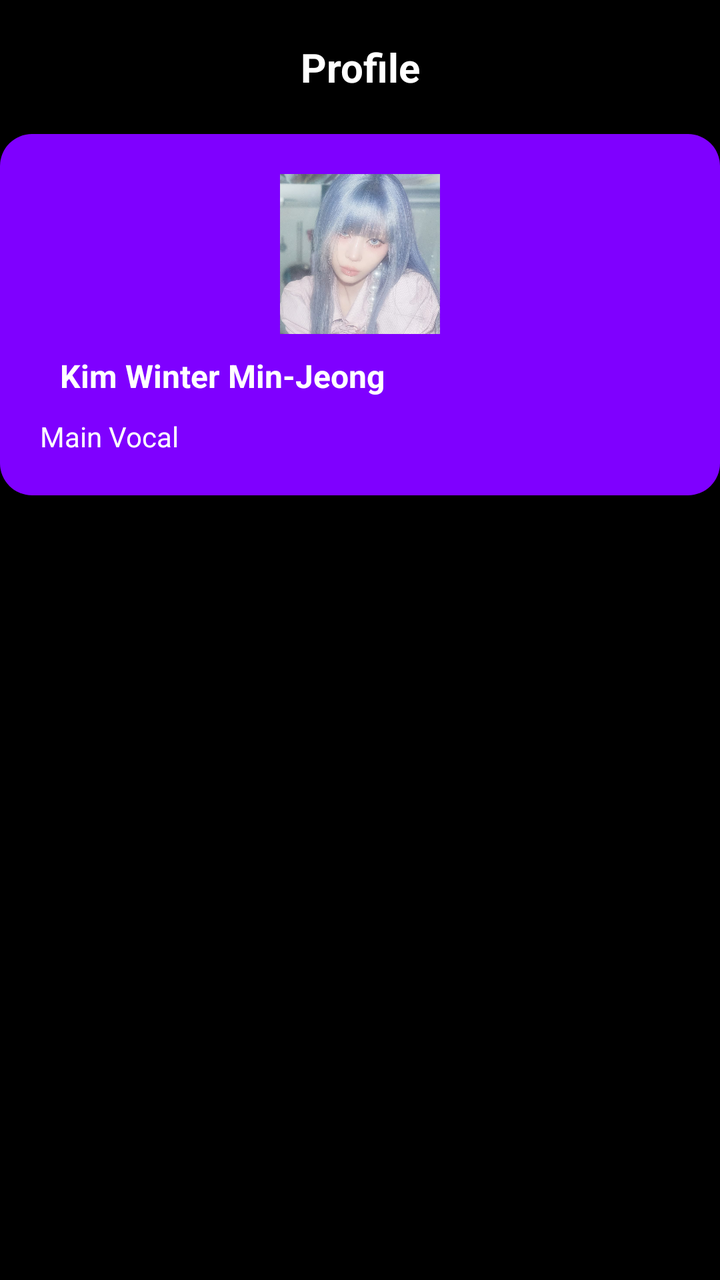
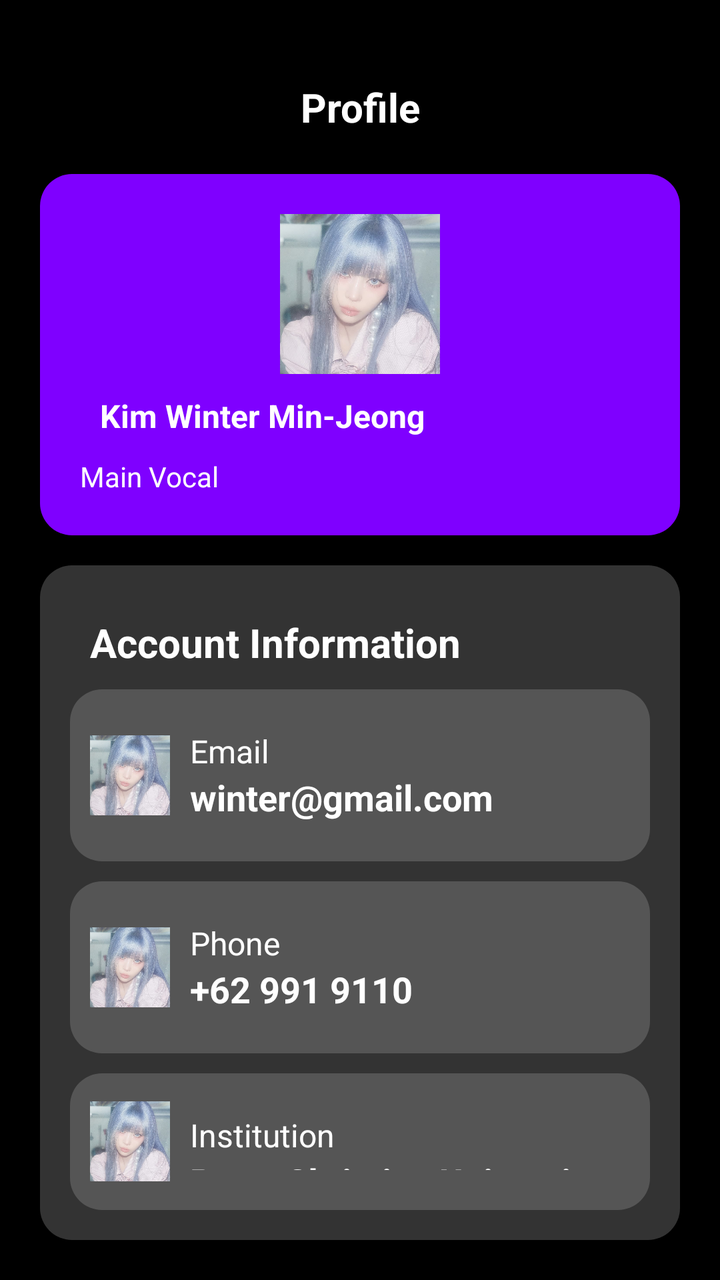

Screens rendered from an Android XML layout before and after an edit, with the pre-edit source and the edit as a unified diff.
<!-- AndroidManifest.xml: application theme Theme.LatianTest -->
<!-- res/layout/activity_main.xml -->
<?xml version="1.0" encoding="utf-8"?>
<LinearLayout xmlns:android="http://schemas.android.com/apk/res/android"
    xmlns:app="http://schemas.android.com/apk/res-auto"
    xmlns:tools="http://schemas.android.com/tools"
    android:id="@+id/main"
    android:layout_width="match_parent"
    android:layout_height="match_parent"
    tools:context=".MainActivity"
    android:orientation="vertical"
    android:background="@color/black">
    
    
    <LinearLayout
        android:layout_width="match_parent"
        android:layout_height="wrap_content"
        android:orientation="vertical"
        android:padding="20dp">
        <TextView
            android:layout_width="match_parent"
            android:layout_height="wrap_content"
            android:text="Profile"
            android:gravity="center"
            android:textAlignment="center"
            android:textStyle="bold"
            android:textSize="20sp"
            android:textColor="#FFFFFF"/>
    </LinearLayout>
    
    <LinearLayout
        android:layout_width="match_parent"
        android:layout_height="wrap_content"
        android:orientation="vertical"
        android:background="@drawable/bg_modern_card_rounded"
        android:padding="20dp">
        <ImageView
            android:layout_width="80dp"
            android:layout_height="80dp"
            android:background="@drawable/shape_profile"
            android:src="@drawable/propil"
            android:layout_gravity="center" />

        <TextView
            android:layout_width="match_parent"
            android:layout_height="wrap_content"
            android:text="Kim Winter Min-Jeong"
            android:textColor="#FFFFFF"
            android:textSize="16sp"
            android:textStyle="bold"
            android:textAlignment="center"
            android:padding="10dp"
            android:layout_gravity="center"/>

        <TextView
            android:layout_width="match_parent"
            android:layout_height="wrap_content"
            android:text="Main Vocal"
            android:textSize="14sp"
            android:textColor="#FFFFFF"
            android:layout_gravity="center"
            android:textAlignment="center"/>

    </LinearLayout>
    
</LinearLayout>
<!-- resources referenced by this layout -->
<resources>
  <color name="black">#FF000000</color>
  <!-- drawable bg_modern_card_rounded (drawable) -->
  <?xml version="1.0" encoding="utf-8"?>
  <shape xmlns:android="http://schemas.android.com/apk/res/android"
      android:shape="rectangle">
      <corners android:radius="16dp"/>
      <solid android:color="#7F00FF"/>
  </shape>
  <!-- drawable propil: jpeg bitmap (drawable, 77477 bytes) -->
  <!-- drawable shape_profile (drawable) -->
  <?xml version="1.0" encoding="utf-8"?>
  <shape xmlns:android="http://schemas.android.com/apk/res/android"
      android:shape="oval">
  </shape>
  <style name="Theme.LatianTest" parent="Base.Theme.LatianTest" />
  <style name="Base.Theme.LatianTest" parent="Theme.Material3.DayNight.NoActionBar">
          
          
      </style>
</resources>

<!-- the commit's change to res/layout/activity_main.xml (unified diff, before → after) -->
@@ -7,7 +7,8 @@
     android:layout_height="match_parent"
     tools:context=".MainActivity"
     android:orientation="vertical"
-    android:background="@color/black">
+    android:background="@color/black"
+    android:padding="20dp">
     
     
     <LinearLayout
@@ -61,4 +62,169 @@
 
     </LinearLayout>
     
+    <LinearLayout
+        android:layout_width="match_parent"
+        android:layout_height="wrap_content"
+        android:orientation="vertical"
+        android:background="@drawable/rounded_card"
+        android:id="@+id/acc_info"
+        android:padding="15dp"
+        android:layout_marginTop="15dp">
+
+        <TextView
+            android:layout_width="match_parent"
+            android:layout_height="wrap_content"
+            android:text="Account Information"
+            android:textStyle="bold"
+            android:textSize="20sp"
+            android:textColor="#FFFFFF"
+            android:padding="10dp"/>
+        
+        <LinearLayout
+            android:layout_width="match_parent"
+            android:layout_height="wrap_content"
+            android:orientation="horizontal"
+            android:background="@drawable/rounded_card2"
+            android:padding="10dp">
+            <ImageView
+                android:layout_width="40dp"
+                android:layout_height="40dp"
+                android:src="@drawable/propil"
+                android:layout_gravity="center"/>
+
+            <LinearLayout
+                android:layout_width="match_parent"
+                android:layout_height="wrap_content"
+                android:orientation="vertical"
+                android:padding="5dp"
+                android:layout_margin="5dp">
+
+                <TextView
+                    android:layout_width="match_parent"
+                    android:layout_height="wrap_content"
+                    android:text="Email"
+                    android:textColor="#FFFFFF"
+                    android:textSize="16sp"/>
+                <TextView
+                    android:layout_width="match_parent"
+                    android:layout_height="wrap_content"
+                    android:id="@+id/email"
+                    android:text="winter@gmail.com"
+                    android:textColor="#FFFFFF"
+                    android:textSize="18sp"
+                    android:textStyle="bold"/>
+            </LinearLayout>
+        </LinearLayout>
+        
+        <LinearLayout
+            android:layout_width="match_parent"
+            android:layout_height="wrap_content"
+            android:orientation="horizontal"
+            android:background="@drawable/rounded_card2"
+            android:padding="10dp"
+            android:layout_marginTop="10dp">
+            <ImageView
+                android:layout_width="40dp"
+                android:layout_height="40dp"
+                android:src="@drawable/propil"
+                android:layout_gravity="center"/>
+
+            <LinearLayout
+                android:layout_width="match_parent"
+                android:layout_height="wrap_content"
+                android:orientation="vertical"
+                android:padding="5dp"
+                android:layout_margin="5dp">
+
+                <TextView
+                    android:layout_width="match_parent"
+                    android:layout_height="wrap_content"
+                    android:text="Phone"
+                    android:textColor="#FFFFFF"
+                    android:textSize="16sp"/>
+                <TextView
+                    android:layout_width="match_parent"
+                    android:layout_height="wrap_content"
+                    android:id="@+id/phone"
+                    android:text="+62 991 9110"
+                    android:textColor="#FFFFFF"
+                    android:textSize="18sp"
+                    android:textStyle="bold"/>
+            </LinearLayout>
+        </LinearLayout>
+        
+        <LinearLayout
+            android:layout_width="match_parent"
+            android:layout_height="wrap_content"
+            android:orientation="horizontal"
+            android:background="@drawable/rounded_card2"
+            android:padding="10dp"
+            android:layout_marginTop="10dp">
+            <ImageView
+                android:layout_width="40dp"
+                android:layout_height="40dp"
+                android:src="@drawable/propil"
+                android:layout_gravity="center"/>
+
+            <LinearLayout
+                android:layout_width="match_parent"
+                android:layout_height="wrap_content"
+                android:orientation="vertical"
+                android:padding="5dp"
+                android:layout_margin="5dp">
+
+                <TextView
+                    android:layout_width="match_parent"
+                    android:layout_height="wrap_content"
+                    android:text="Institution"
+                    android:textColor="#FFFFFF"
+                    android:textSize="16sp"/>
+                <TextView
+                    android:layout_width="match_parent"
+                    android:layout_height="wrap_content"
+                    android:text="Petra Christian University"
+                    android:textColor="#FFFFFF"
+                    android:textSize="18sp"
+                    android:textStyle="bold"/>
+            </LinearLayout>
+        </LinearLayout>
+        
+        <LinearLayout
+            android:layout_width="match_parent"
+            android:layout_height="wrap_content"
+            android:orientation="horizontal"
+            android:background="@drawable/rounded_card2"
+            android:padding="10dp"
+            android:layout_marginTop="10dp">
+            <ImageView
+                android:layout_width="40dp"
+                android:layout_height="40dp"
+                android:src="@drawable/propil"
+                android:layout_gravity="center"/>
+
+            <LinearLayout
+                android:layout_width="match_parent"
+                android:layout_height="wrap_content"
+                android:orientation="vertical"
+                android:padding="5dp"
+                android:layout_margin="5dp">
+
+                <TextView
+                    android:layout_width="match_parent"
+                    android:layout_height="wrap_content"
+                    android:text="Role"
+                    android:textColor="#FFFFFF"
+                    android:textSize="16sp"/>
+                <TextView
+                    android:layout_width="match_parent"
+                    android:layout_height="wrap_content"
+                    android:id="@+id/role"
+                    android:text="Admin"
+                    android:textColor="#FFFFFF"
+                    android:textSize="18sp"
+                    android:textStyle="bold"/>
+            </LinearLayout>
+        </LinearLayout>
+    </LinearLayout>
+    
 </LinearLayout>
<!-- resource entries referenced after the edit -->
@@ -9,6 +9,20 @@
       <solid android:color="#7F00FF"/>
   </shape>
   <!-- drawable propil: jpeg bitmap (drawable, 77477 bytes) -->
+  <!-- drawable rounded_card (drawable) -->
+  <?xml version="1.0" encoding="utf-8"?>
+  <shape xmlns:android="http://schemas.android.com/apk/res/android"
+      android:shape="rectangle">
+      <corners android:radius="16dp"/>
+      <solid android:color="#333333"/>
+  </shape>
+  <!-- drawable rounded_card2 (drawable) -->
+  <?xml version="1.0" encoding="utf-8"?>
+  <shape xmlns:android="http://schemas.android.com/apk/res/android"
+      android:shape="rectangle">
+      <corners android:radius="16dp"/>
+      <solid android:color="#555555"/>
+  </shape>
   <!-- drawable shape_profile (drawable) -->
   <?xml version="1.0" encoding="utf-8"?>
   <shape xmlns:android="http://schemas.android.com/apk/res/android"
